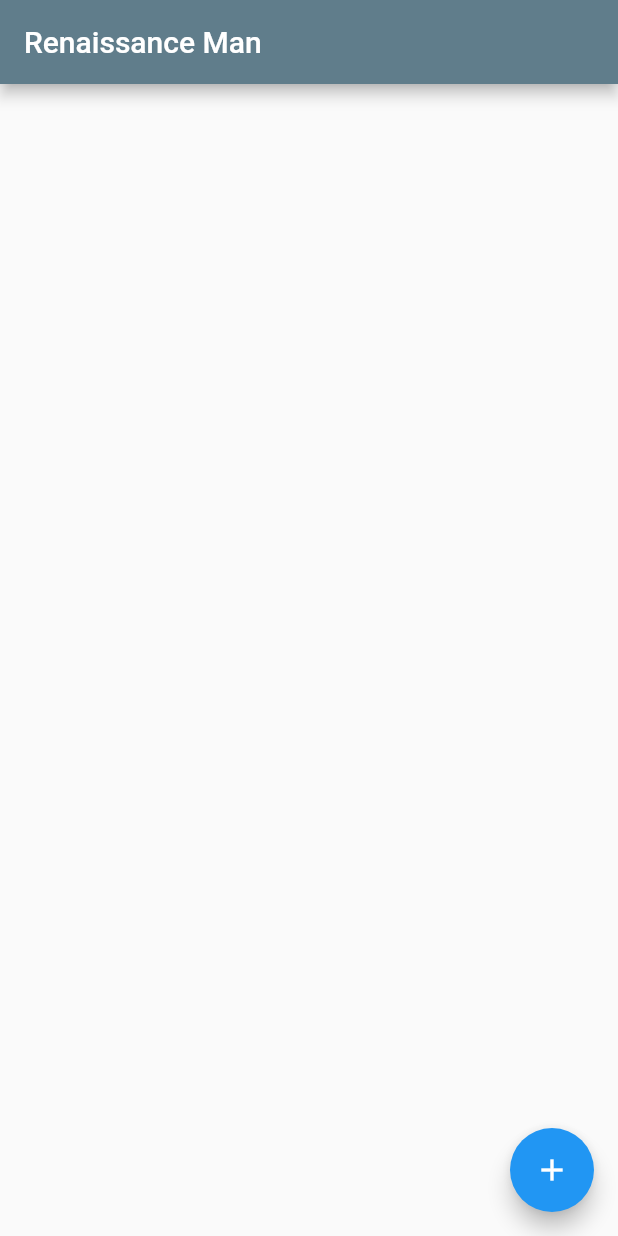
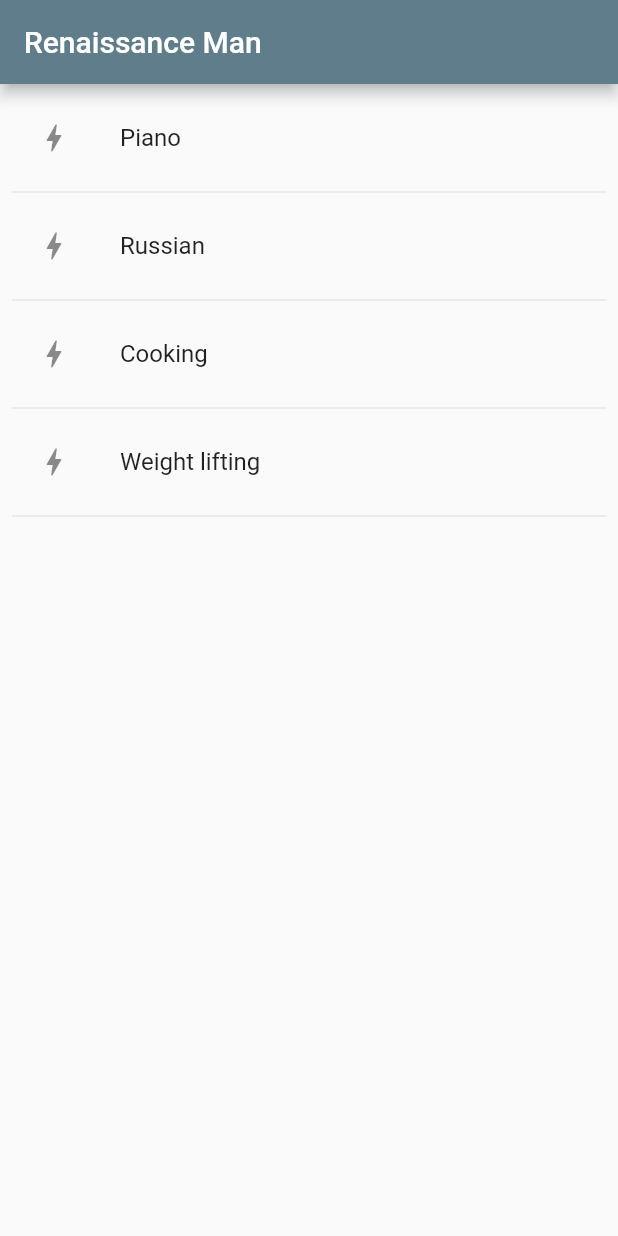
Before and after one commit to kostaleonard/renaissance-man-app, a Flutter app: the screen it shows after launch, on a phone screen of 412 x 824 dp. Run offline on Flutter 3.47's test engine with Material 2 defaults, Android fonts, the phone set to English and light mode, and no system bars.

Commit message:
Added skill page future builder
Signed-off-by: Leo Kosta <kostaleonard@gmail.com>

```diff
--- a/lib/skill_page.dart
+++ b/lib/skill_page.dart
@@ -15,7 +15,7 @@ class SkillPage extends StatefulWidget {
 }
 
 class _SkillPageState extends State<SkillPage> {
-  final List<Skill> skills = List.empty(growable: true);
+  static const _biggerFont = TextStyle(fontSize: 18);
   late Future<List<Skill>> skillQuery;
 
   @override
@@ -32,20 +32,41 @@ class _SkillPageState extends State<SkillPage> {
   @override
   Widget build(BuildContext context) {
     return Scaffold(
-      appBar: AppBar(title: const Text('Renaissance Man')),
-      body: ListView.builder(
-          itemCount: skills.length * 2,
-          padding: const EdgeInsets.all(8),
-          itemBuilder: (context, i) {
-            if (i.isOdd) return const Divider();
-            final index = i ~/ 2;
-            return SkillPreviewCard(skill: skills[index]);
-          }),
-      floatingActionButton: FloatingActionButton(
-        onPressed: () => (), // TODO add skill API call
-        tooltip: 'Add skill',
-        child: const Icon(Icons.add),
-      ),
-    );
+        appBar: AppBar(title: const Text('Renaissance Man')),
+        body: Column(
+          children: [
+            FutureBuilder(
+              future: skillQuery,
+              builder:
+                  (BuildContext context, AsyncSnapshot<List<Skill>> snapshot) {
+                switch (snapshot.connectionState) {
+                  case ConnectionState.none:
+                    return Container();
+                  case ConnectionState.waiting:
+                    return const Center(child: CircularProgressIndicator());
+                  default:
+                    if (snapshot.hasError) {
+                      return const Center(
+                          child: Text('No connection; try again later',
+                              style: _biggerFont));
+                    } else {
+                      final skillsToDisplay = snapshot.data ?? [];
+                      return Expanded(
+                          child: ListView.builder(
+                              // TODO make this a separate class to reduce clutter in this file
+                              itemCount: skillsToDisplay.length * 2,
+                              padding: const EdgeInsets.all(8),
+                              itemBuilder: (context, i) {
+                                if (i.isOdd) return const Divider();
+                                final index = i ~/ 2;
+                                return SkillPreviewCard(
+                                    skill: skillsToDisplay[index]);
+                              }));
+                    }
+                }
+              },
+            ),
+          ],
+        ));
   }
 }
```
